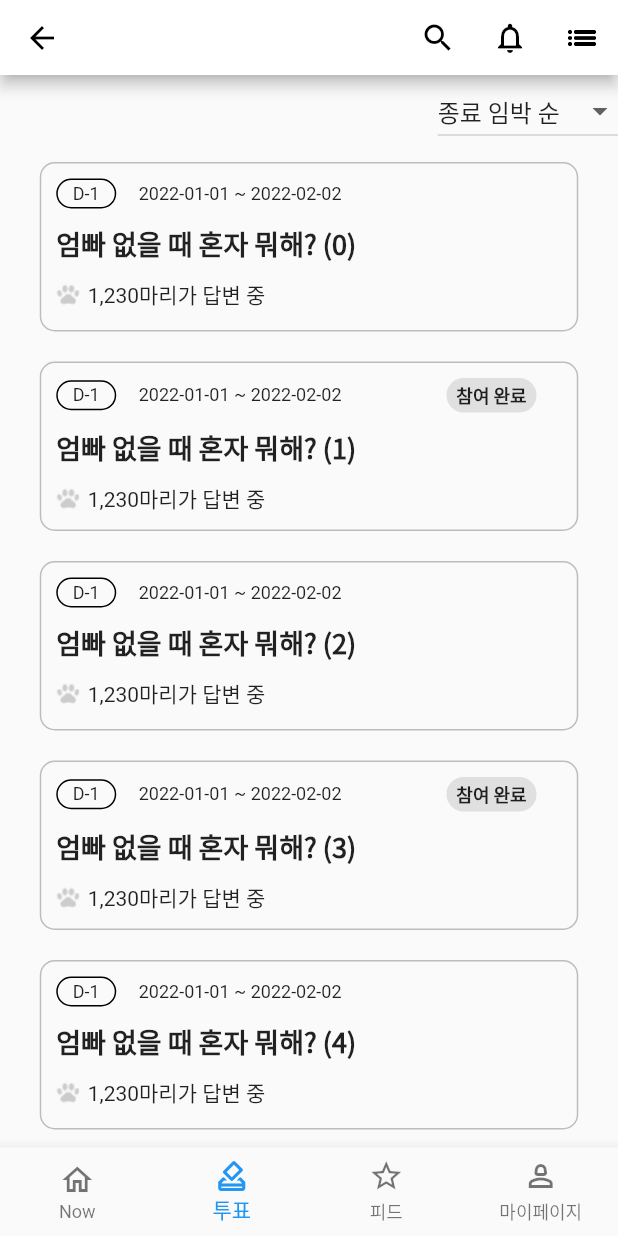
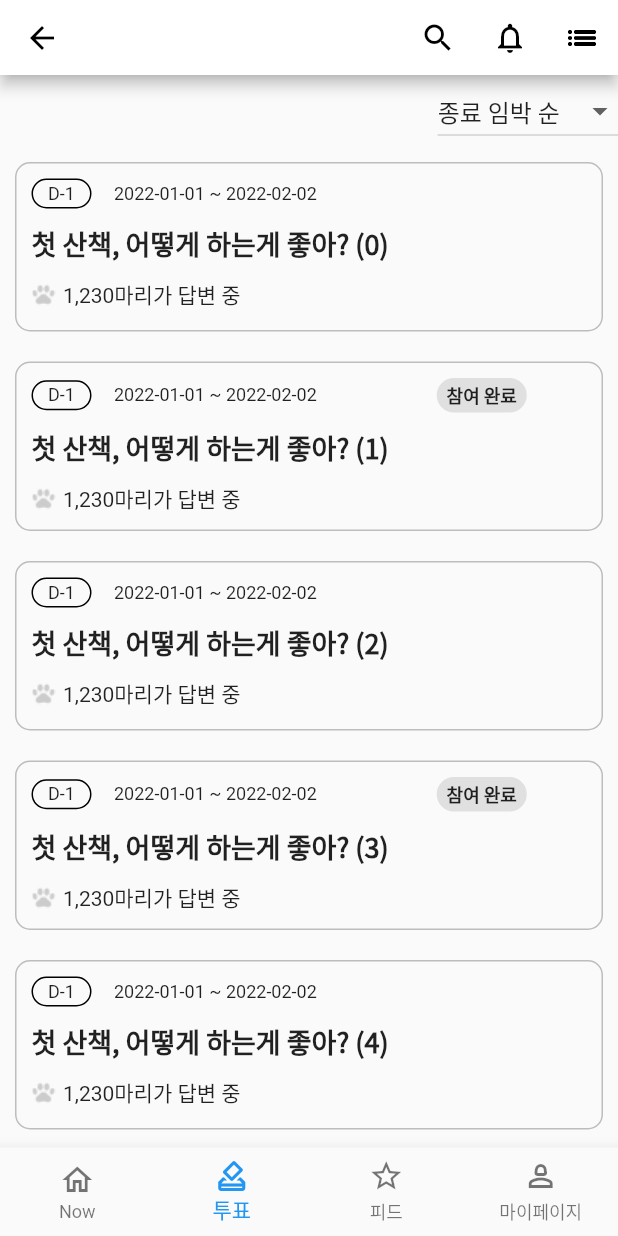
Before and after one commit to Morris235/ouul, a Flutter app: the screen it shows after launch, item 2 of the bottom bar chosen, on a phone screen of 412 x 824 dp. Run offline on Flutter 3.47's test engine with Material 2 defaults, Android fonts, the phone set to English and light mode, and no system bars.

Commit message:
feat : 팝업 메뉴, 포토카드 페이지

```diff
--- a/lib/components/vote_list_topic_item.dart
+++ b/lib/components/vote_list_topic_item.dart
@@ -21,7 +21,7 @@ class VoteListTopicItem extends StatelessWidget {
         },
         child: Center(
           child: Container(
-              width: 359,
+              width: 420,
               height: 113,
               margin: const EdgeInsets.all(10.0),
               padding: const EdgeInsets.all(10.0),
@@ -54,7 +54,7 @@ class VoteListTopicItem extends StatelessWidget {
                         textAlign: TextAlign.center,
                       ),
                       const SizedBox(
-                        width: 70,
+                        width: 80,
                       ),
                       _votedBadge()
                     ],
--- a/lib/views/main_app_bar.dart
+++ b/lib/views/main_app_bar.dart
@@ -1,8 +1,17 @@
 import 'package:flutter/material.dart';
+import 'package:ouul/views/photo_card_page.dart';
 
-class MainAppBar extends StatelessWidget implements PreferredSizeWidget {
+class MainAppBar extends StatefulWidget implements PreferredSizeWidget {
   const MainAppBar({super.key});
   Size get preferredSize => const Size.fromHeight(50);
+
+  @override
+  State<MainAppBar> createState() => _MainAppBarState();
+}
+
+class _MainAppBarState extends State<MainAppBar> {
+  static const List<String> dropDownValues = ['포토카드 제작'];
+  String selectedValue = '포토카드 제작';
 
   @override
   Widget build(BuildContext context) {
@@ -10,18 +19,19 @@ class MainAppBar extends StatelessWidget implements PreferredSizeWidget {
       backgroundColor: Colors.white,
       leading: IconButton(
           onPressed: () {
-            Navigator.pop(context); //뒤로가기
+            // FIXME: 스택이 끝까지 도달하면 blank screen이 뜬다.
+            Navigator.of(context, rootNavigator: true).pop(context);
           },
           color: Colors.black,
           icon: const Icon(Icons.arrow_back)),
-      actions: [
+      actions: <Widget>[
         IconButton(
           onPressed: () {},
           icon: const Icon(
             Icons.search_outlined,
             color: Colors.black,
           ),
-          tooltip: '',
+          tooltip: '검색',
         ),
         IconButton(
           onPressed: () {},
@@ -29,16 +39,44 @@ class MainAppBar extends StatelessWidget implements PreferredSizeWidget {
             Icons.notifications_outlined,
             color: Colors.black,
           ),
-          tooltip: '',
+          tooltip: '알림',
         ),
-        IconButton(
-          onPressed: () {},
-          icon: const Icon(
-            Icons.list_outlined,
-            color: Colors.black,
-          ),
-          tooltip: '',
-        ),
+        PopupMenuButton<String>(
+            icon: const Icon(
+              Icons.list_outlined,
+              color: Colors.black,
+            ),
+            offset: const Offset(0, 55),
+            elevation: 2,
+            color: Colors.white,
+            onSelected: (value) {
+              switch (value) {
+                case 'photoCard':
+                  Navigator.of(context).push(
+                    MaterialPageRoute(
+                      builder: (context) => const PhotoCardPage(),
+                    ),
+                  );
+                  break;
+              }
+            },
+            itemBuilder: ((context) => [
+                  PopupMenuItem(
+                      value: 'photoCard',
+                      child: Row(
+                        mainAxisAlignment: MainAxisAlignment.spaceAround,
+                        children: const [
+                          Icon(
+                            Icons.pets_outlined,
+                            color: Colors.black,
+                          ),
+                          SizedBox(
+                            width: 1,
+                          ),
+                          Text('포토카드')
+                        ],
+                      ))
+                ])),
       ],
     );
   }
--- a/lib/views/vote_list_page.dart
+++ b/lib/views/vote_list_page.dart
@@ -36,7 +36,7 @@ class VoteListPage extends StatelessWidget {
                 itemCount: 100,
                 itemBuilder: (context, idx) {
                   return VoteListTopicItem(
-                      title: '엄빠 없을 때 혼자 뭐해? ($idx)', isVoted: idx.isOdd);
+                      title: '첫 산책, 어떻게 하는게 좋아? ($idx)', isVoted: idx.isOdd);
                 }),
           )
         ],
```
Also changed, not shown: lib/views/photo_card_page.dart (added, +127 -0 lines).
